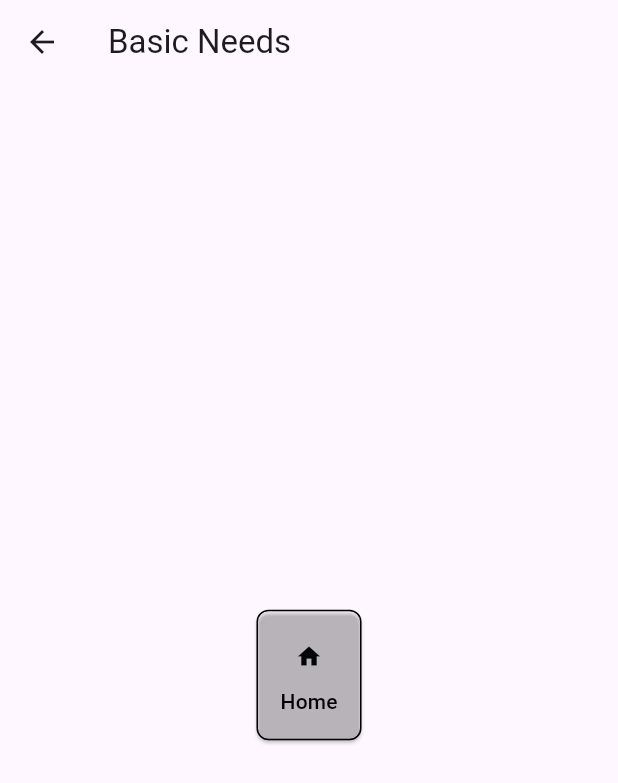
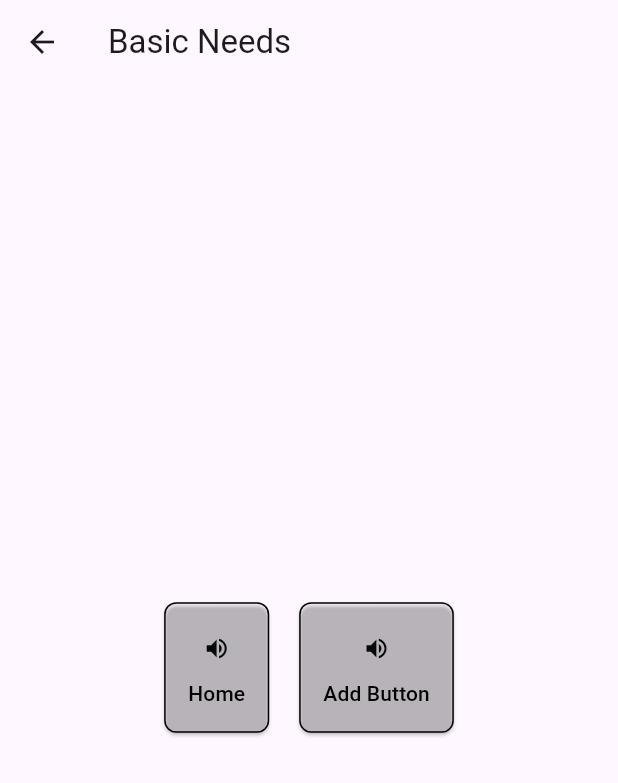
Before and after one commit to buckyLarsen/communications_app, a Flutter app: the BasicNeedsScreen screen opened directly, on a phone screen of 412 x 824 dp. Shown: the top 783 px of the screen. Run offline on Flutter 3.47's test engine with Material 3 defaults, Android fonts, the light colour scheme and no system bars; our stand-ins replace flutter_tts; missing offline and left inert: display; statements that could not run were skipped.

Commit message:
Update basic_needs_screen.dart

```diff
--- a/lib/basic_needs_screen.dart
+++ b/lib/basic_needs_screen.dart
@@ -1,9 +1,97 @@
-// add_Item_Screen.dart
+// basic_needs_screen.dart
+import 'package:flutter/material.dart';
+import 'package:flutter_tts/flutter_tts.dart';
+import 'button_manager_basic_needs.dart';
 
-import 'package:flutter/material.dart';
+class BasicNeedsScreen extends StatefulWidget {
+  const BasicNeedsScreen({Key? key}) : super(key: key);
 
-class BasicNeedsScreen extends StatelessWidget {
-  const BasicNeedsScreen({super.key});
+  @override
+  _BasicNeedsScreenState createState() => _BasicNeedsScreenState();
+}
+
+class _BasicNeedsScreenState extends State<BasicNeedsScreen> {
+  final ButtonManager buttonManager = ButtonManager();
+  final FlutterTts flutterTts = FlutterTts();
+
+  void _speak(String text) async {
+    await flutterTts.setLanguage("en-US");
+    await flutterTts.setPitch(1.0);
+    await flutterTts.speak(text);
+  }
+
+  void _addUserButton() {
+    showDialog(
+      context: context,
+      builder: (context) {
+        TextEditingController _textEditingController = TextEditingController();
+
+        return AlertDialog(
+          title: Text('Add Button'),
+          content: TextField(
+            controller: _textEditingController,
+            decoration: InputDecoration(
+              labelText: 'Enter text for custom button',
+            ),
+          ),
+          actions: <Widget>[
+            TextButton(
+              onPressed: () {
+                Navigator.of(context).pop();
+              },
+              child: Text('Cancel'),
+            ),
+            TextButton(
+              onPressed: () {
+                String label = _textEditingController.text;
+                if (label.isNotEmpty) {
+                  setState(() {
+                    buttonManager.addUserButton('basic_needs', label);
+                  });
+                  Navigator.of(context).pop();
+                } else {
+                  print('Text field is empty. Please enter text for the button label.');
+                }
+              },
+              child: Text('Add'),
+            ),
+          ],
+        );
+      },
+    );
+  }
+
+  Widget _buildButton(String label, VoidCallback onPressed) {
+    return ElevatedButton(
+      onPressed: onPressed,
+      style: ElevatedButton.styleFrom(
+        minimumSize: const Size(40, 40),
+        backgroundColor: Colors.transparent,
+        padding: const EdgeInsets.all(16.0),
+        shape: RoundedRectangleBorder(
+          borderRadius: BorderRadius.circular(8.0),
+          side: const BorderSide(color: Colors.black, width: 1.0),
+        ),
+      ),
+      child: Column(
+        children: [
+          Container(
+            width: 30,
+            height: 30,
+            child: Icon(
+              Icons.volume_up,
+              color: const Color.fromARGB(255, 3, 6, 7),
+            ),
+          ),
+          const SizedBox(height: 5),
+          Text(
+            label,
+            style: TextStyle(color: Colors.black),
+          ),
+        ],
+      ),
+    );
+  }
 
   @override
   Widget build(BuildContext context) {
@@ -13,39 +101,35 @@
         child: Column(
           mainAxisAlignment: MainAxisAlignment.center,
           children: <Widget>[
-
             const SizedBox(height: 20), // Add spacing
-            ElevatedButton(
-              onPressed: () {
-                Navigator.pushNamed(context, '/'); // Navigate to Home page
-              },
-              style: ElevatedButton.styleFrom(
-                minimumSize: Size(40, 40),
-                backgroundColor: Colors.transparent,
-                padding: EdgeInsets.all(16.0),
-                shape: RoundedRectangleBorder(
-                  borderRadius: BorderRadius.circular(8.0),
-                  side: BorderSide(color: Colors.black, width: 1.0),
-                ),
-              ),
-              child: Column(
+            Row(
+              mainAxisAlignment: MainAxisAlignment.center,
+              children: [
+                _buildButton('Home', () {
+                  Navigator.pushNamed(context, '/'); // Navigate to Home page
+                }),
+                const SizedBox(width: 20), // Add spacing between Home and Add Button
+                _buildButton('Add Button', _addUserButton),
+              ],
+            ),
+            const SizedBox(height: 10), // Add spacing
+            for (var row in buttonManager.screenButtonDataMap['basic_needs'] ?? [])
+              Column(
                 children: [
-                  Container(
-                    width: 30,
-                    height: 30,
-                    child: Icon(
-                      Icons.home,
-                      color: const Color.fromARGB(255, 3, 6, 7),
-                    ),
+                  Row(
+                    mainAxisAlignment: MainAxisAlignment.center,
+                    children: (row as List<String>).map((label) {
+                      return Padding(
+                        padding: const EdgeInsets.symmetric(horizontal: 8.0),
+                        child: _buildButton(label, () {
+                          _speak(label);
+                        }),
+                      );
+                    }).toList(),
                   ),
-                  const SizedBox(height: 5),
-                  Text(
-                    'Home',
-                    style: TextStyle(color: Colors.black),
-                  ),
+                  const SizedBox(height: 10), // Add spacing between rows
                 ],
               ),
-            ),
           ],
         ),
       ),
```
